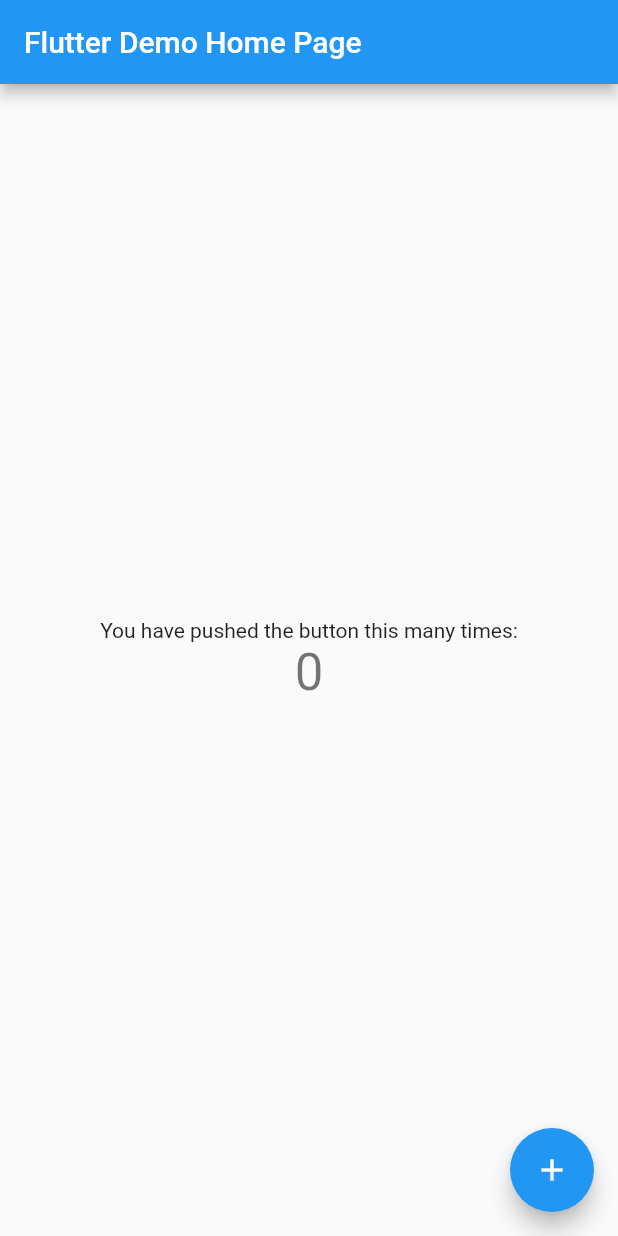
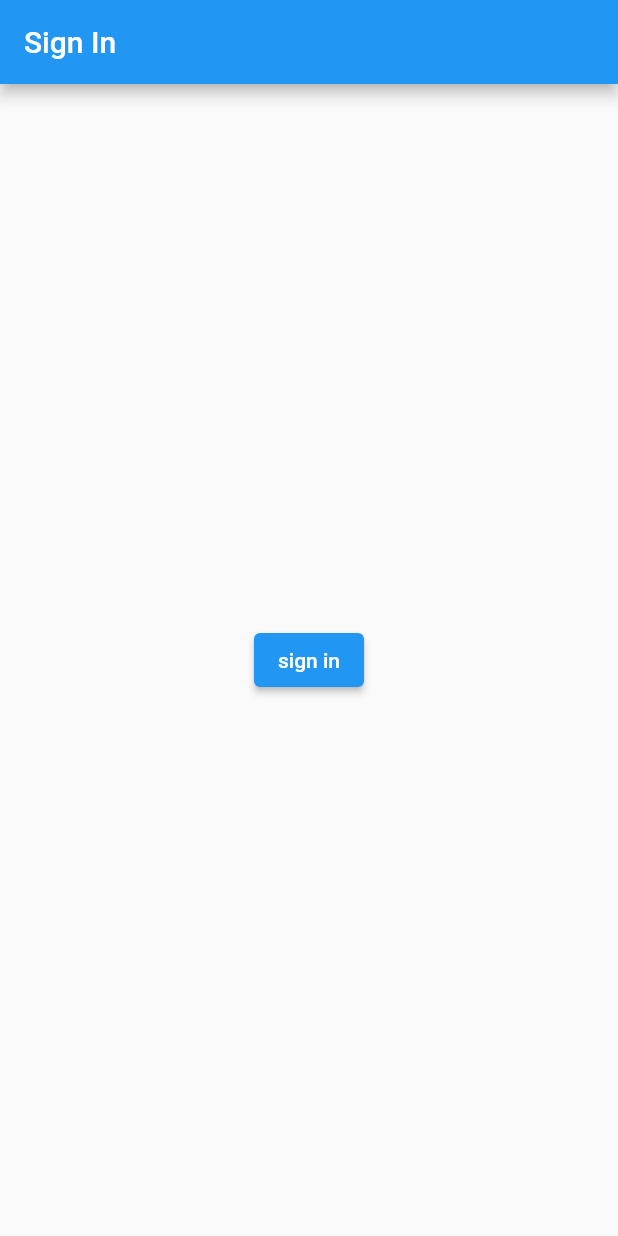
Before and after one commit to MohammadRakib/coffeeBuddy, a Flutter app: the screen it shows after launch, on a phone screen of 412 x 824 dp. Run offline on Flutter 3.47's test engine with Material 2 defaults, Android fonts, the phone set to English and light mode, and no system bars; our stand-ins replace firebase_auth, firebase_core; accounts and stored records are empty.

Commit message:
Authentication add

```diff
--- /dev/null
+++ b/lib/controller/AuthController.dart
@@ -0,0 +1,43 @@
+import 'package:coffee_buddy/model/AppUser.dart';
+import 'package:firebase_auth/firebase_auth.dart';
+
+class AuthController{
+
+  final FirebaseAuth _auth = FirebaseAuth.instance;
+
+  //get user
+  AppUser? _getUser(User? user){
+
+    return user != null? AppUser(userId: user.uid):null;
+  }
+
+  //auth change user stream
+  Stream<AppUser?> get user{
+    return _auth.authStateChanges().map(_getUser);
+  }
+
+  //sign in anonymous
+  Future AnonSignIn() async{
+    try{
+      UserCredential userCredential = await _auth.signInAnonymously();
+      User? user = userCredential.user;
+      return _getUser(user);
+  }
+  catch(e){
+      print(e.toString());
+      return null;
+  }
+  }
+
+  Future signOut() async{
+    try{
+      return await _auth.signOut();
+    }
+    catch(e){
+      print(e.toString());
+      return 'could not sign out';
+    }
+
+  }
+
+}
--- a/lib/main.dart
+++ b/lib/main.dart
@@ -1,6 +1,13 @@
+import 'package:coffee_buddy/controller/AuthController.dart';
+import 'package:coffee_buddy/model/AppUser.dart';
+import 'package:coffee_buddy/screen/Wrapper.dart';
+import 'package:firebase_core/firebase_core.dart';
 import 'package:flutter/material.dart';
+import 'package:provider/provider.dart';
 
-void main() {
+void main() async{
+  WidgetsFlutterBinding.ensureInitialized();
+  await Firebase.initializeApp();
   runApp(const MyApp());
 }
 
@@ -10,106 +17,12 @@ class MyApp extends StatelessWidget {
   // This widget is the root of your application.
   @override
   Widget build(BuildContext context) {
-    return MaterialApp(
-      title: 'Flutter Demo',
-      theme: ThemeData(
-        // This is the theme of your application.
-        //
-        // Try running your application with "flutter run". You'll see the
-        // application has a blue toolbar. Then, without quitting the app, try
-        // changing the primarySwatch below to Colors.green and then invoke
-        // "hot reload" (press "r" in the console where you ran "flutter run",
-        // or simply save your changes to "hot reload" in a Flutter IDE).
-        // Notice that the counter didn't reset back to zero; the application
-        // is not restarted.
-        primarySwatch: Colors.blue,
+    return StreamProvider<AppUser?>.value(
+      value: AuthController().user,
+      initialData: null,
+      child: MaterialApp(
+        home: Wrapper(),
       ),
-      home: const MyHomePage(title: 'Flutter Demo Home Page'),
     );
   }
 }
-
-class MyHomePage extends StatefulWidget {
-  const MyHomePage({Key? key, required this.title}) : super(key: key);
-
-  // This widget is the home page of your application. It is stateful, meaning
-  // that it has a State object (defined below) that contains fields that affect
-  // how it looks.
-
-  // This class is the configuration for the state. It holds the values (in this
-  // case the title) provided by the parent (in this case the App widget) and
-  // used by the build method of the State. Fields in a Widget subclass are
-  // always marked "final".
-
-  final String title;
-
-  @override
-  State<MyHomePage> createState() => _MyHomePageState();
-}
-
-class _MyHomePageState extends State<MyHomePage> {
-  int _counter = 0;
-
-  void _incrementCounter() {
-    setState(() {
-      // This call to setState tells the Flutter framework that something has
-      // changed in this State, which causes it to rerun the build method below
-      // so that the display can reflect the updated values. If we changed
-      // _counter without calling setState(), then the build method would not be
-      // called again, and so nothing would appear to happen.
-      _counter++;
-    });
-  }
-
-  @override
-  Widget build(BuildContext context) {
-    // This method is rerun every time setState is called, for instance as done
-    // by the _incrementCounter method above.
-    //
-    // The Flutter framework has been optimized to make rerunning build methods
-    // fast, so that you can just rebuild anything that needs updating rather
-    // than having to individually change instances of widgets.
-    return Scaffold(
-      appBar: AppBar(
-        // Here we take the value from the MyHomePage object that was created by
-        // the App.build method, and use it to set our appbar title.
-        title: Text(widget.title),
-      ),
-      body: Center(
-        // Center is a layout widget. It takes a single child and positions it
-        // in the middle of the parent.
-        child: Column(
-          // Column is also a layout widget. It takes a list of children and
-          // arranges them vertically. By default, it sizes itself to fit its
-          // children horizontally, and tries to be as tall as its parent.
-          //
-          // Invoke "debug painting" (press "p" in the console, choose the
-          // "Toggle Debug Paint" action from the Flutter Inspector in Android
-          // Studio, or the "Toggle Debug Paint" command in Visual Studio Code)
-          // to see the wireframe for each widget.
-          //
-          // Column has various properties to control how it sizes itself and
-          // how it positions its children. Here we use mainAxisAlignment to
-          // center the children vertically; the main axis here is the vertical
-          // axis because Columns are vertical (the cross axis would be
-          // horizontal).
-          mainAxisAlignment: MainAxisAlignment.center,
-          children: <Widget>[
-            const Text(
-              'You have pushed the button this many times:',
-            ),
-            Text(
-              '$_counter',
-              style: Theme.of(context).textTheme.headline4,
-            ),
-          ],
-        ),
-      ),
-      floatingActionButton: FloatingActionButton(
-        onPressed: _incrementCounter,
-        tooltip: 'Increment',
-        child: const Icon(Icons.add),
-      ), // This trailing comma makes auto-formatting nicer for build methods.
-    );
-  }
-}
--- /dev/null
+++ b/lib/model/AppUser.dart
@@ -0,0 +1,7 @@
+class AppUser{
+
+  final String? userId;
+
+  AppUser({this.userId});
+
+}
--- /dev/null
+++ b/lib/screen/Authentication/SignIn.dart
@@ -0,0 +1,35 @@
+import 'package:flutter/material.dart';
+import '../../controller/AuthController.dart';
+
+class Signin extends StatefulWidget {
+  const Signin({Key? key}) : super(key: key);
+
+  @override
+  _SigninState createState() => _SigninState();
+}
+
+class _SigninState extends State<Signin> {
+  @override
+  Widget build(BuildContext context) {
+    final AuthController _auth = AuthController();
+
+    return Scaffold(
+      appBar: AppBar(
+        title: Text('Sign In'),
+      ),
+      body: Center(
+        child: ElevatedButton(
+          onPressed: () async{
+            dynamic user = await _auth.AnonSignIn();
+            if(user == null){
+              print('sign in error');
+            }else{
+              print(user.userId);
+            }
+          },
+          child: Text('sign in'),
+        ),
+      ),
+    );
+  }
+}
--- /dev/null
+++ b/lib/screen/Wrapper.dart
@@ -0,0 +1,18 @@
+import 'package:coffee_buddy/model/AppUser.dart';
+import 'package:coffee_buddy/screen/Authentication/Authentication.dart';
+import 'package:coffee_buddy/screen/Authentication/SignIn.dart';
+import 'package:coffee_buddy/screen/Home/Home.dart';
+import 'package:flutter/material.dart';
+import 'package:provider/provider.dart';
+
+class Wrapper extends StatelessWidget {
+  const Wrapper({Key? key}) : super(key: key);
+
+  @override
+  Widget build(BuildContext context) {
+
+    final user = Provider.of<AppUser?>(context);
+
+    return user != null? Home():Signin();
+  }
+}
--- a/pubspec.yaml
+++ b/pubspec.yaml
@@ -36,6 +36,8 @@ dependencies:
   cupertino_icons: ^1.0.2
   firebase_auth: ^3.3.8
   cloud_firestore: ^3.1.9
+  firebase_core : ^1.10.2
+  provider: ^6.0.2
 
 
 dev_dependencies:
```
Also changed, not shown: lib/screen/Authentication/Authentication.dart (added, +17 -0 lines), lib/screen/Home/Home.dart (added, +30 -0 lines), pubspec.lock, 1 other file.
